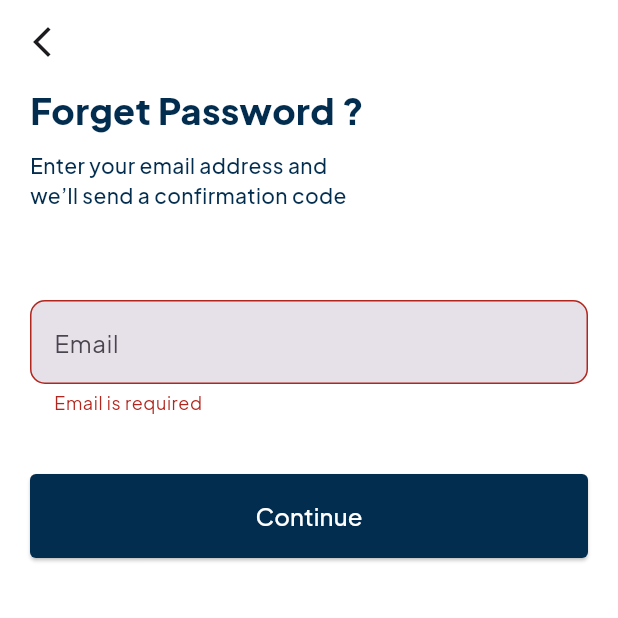
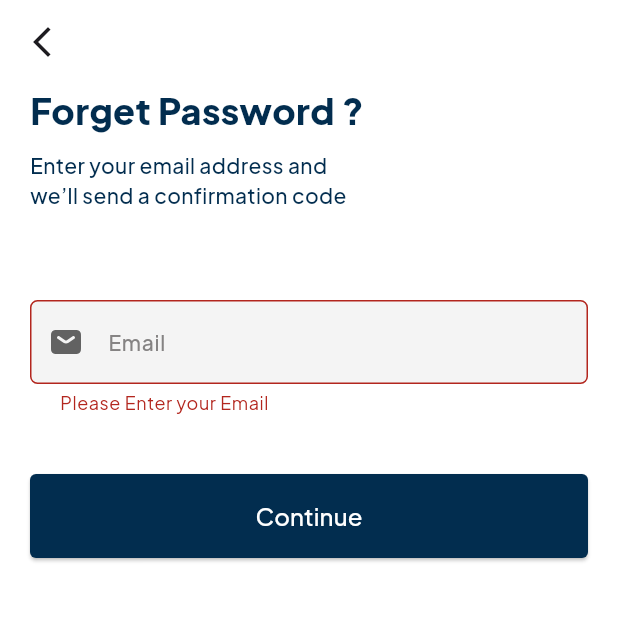
Before and after one commit to Ahmedmo1910/E-Learning---Virtual-Labs, a Flutter app: the ForgetPasswordScreen screen opened by its route, after a tap on "Continue", on a phone screen of 412 x 824 dp, the top half of it. Run offline on Flutter 3.47's test engine with Material 3 defaults, Android fonts, the phone set to English and light mode, and no system bars; drawn by our look-alikes of modal_progress_hud_nsn; our stand-ins replace bloc, chewie, dio, dots_indicator, flutter_bloc, flutter_rating_bar and 8 more; accounts and stored records are empty.

Commit message:
Refactor authentication flow and UI components for reset password feature; add loading animations and state management with Cubit

```diff
--- a/lib/core/widgets/custom_button.dart
+++ b/lib/core/widgets/custom_button.dart
@@ -5,7 +5,7 @@ import 'package:flutter/material.dart';
 
 class MainButton extends StatelessWidget {
   final String? text;
-  final Future<void> Function()? onTap;
+  final VoidCallback? onTap;
   final bool hasCircularBorder;
   final Widget? child;
 
--- /dev/null
+++ b/lib/core/widgets/custom_progress_hud.dart
@@ -0,0 +1,28 @@
+import 'package:flutter/material.dart';
+import 'package:lottie/lottie.dart';
+import 'package:modal_progress_hud_nsn/modal_progress_hud_nsn.dart';
+
+
+class CustomProgressHud extends StatelessWidget {
+  const CustomProgressHud({
+    super.key,
+    required this.isLoading,
+    required this.child,
+  });
+
+  final bool isLoading;
+  final Widget child;
+
+  @override
+  Widget build(BuildContext context) {
+    return ModalProgressHUD(
+      inAsyncCall: isLoading,
+      progressIndicator: Lottie.asset(
+        'assets/animations/loading.json',
+        width: 250,
+        height: 250,
+      ),
+      child: child,
+    );
+  }
+}
--- a/lib/features/auth/cubit/auth_cubit.dart
+++ b/lib/features/auth/cubit/auth_cubit.dart
@@ -87,7 +87,7 @@ class AuthCubit extends Cubit<AuthState> {
     emit(AuthLoading());
     final response = await _authRepo.resetPassword(
       email: email,
-      newpassword: newpassword,
+      newPassword: newpassword,
       resetToken: resetToken,
     );
     if (response["success"] == true) {
--- a/lib/features/auth/data/auth_repo.dart
+++ b/lib/features/auth/data/auth_repo.dart
@@ -121,13 +121,13 @@ class AuthRepo {
 
   Future<dynamic> resetPassword({
     required String email,
-    required String newpassword,
+    required String newPassword,
     required String resetToken,
   }) async {
     try {
       final responce = await _dioClient.dio.post(
         '/api/Auth/password/reset',
-        data: {'email': email, 'newpassword': newpassword, 'token': resetToken},
+        data: {'email': email, 'newpassword': newPassword, 'token': resetToken},
       );
       return responce.data;
     } on DioException catch (e) {
--- /dev/null
+++ b/lib/features/auth/forget_password/presentation/cubit/reset_password_state.dart
@@ -0,0 +1,18 @@
+part of 'reset_password_cubit.dart';
+
+sealed class ResetPasswordState {}
+
+final class ResetPasswordInitial extends ResetPasswordState {}
+
+class ResetPasswordLoading extends ResetPasswordState {}
+
+class OtpSent extends ResetPasswordState {}
+
+class OtpVerified extends ResetPasswordState {}
+
+class ResetPasswordSuccess extends ResetPasswordState {}
+
+class ResetPasswordFailure extends ResetPasswordState {
+  final String errorMsg;
+  ResetPasswordFailure(this.errorMsg);
+}
--- a/lib/features/auth/forget_password/presentation/views/forget_password_screen.dart
+++ b/lib/features/auth/forget_password/presentation/views/forget_password_screen.dart
@@ -1,6 +1,9 @@
 import 'package:e_learning/core/widgets/custom_app_bar.dart';
+import 'package:e_learning/features/auth/data/auth_repo.dart';
+import 'package:e_learning/features/auth/forget_password/presentation/cubit/reset_password_cubit.dart';
 import 'package:flutter/material.dart';
-import 'widgets/forget_password_screen_body.dart';
+import 'package:flutter_bloc/flutter_bloc.dart';
+import 'widgets/forget_password_bloc_consumer.dart';
 
 class ForgetPasswordScreen extends StatelessWidget {
   static const String routeName = 'forgetPasswordScreen';
@@ -8,9 +11,12 @@ class ForgetPasswordScreen extends StatelessWidget {
 
   @override
   Widget build(BuildContext context) {
-    return Scaffold(
-      appBar: customAppBar(context),
-      body: ForgetPasswordScreenBody(),
+    return BlocProvider(
+      create: (context) => ResetPasswordCubit(AuthRepo()),
+      child: Scaffold(
+        appBar: customAppBar(context),
+        body: ForgetPasswordBlocConsumer(),
+      ),
     );
   }
 }
--- /dev/null
+++ b/lib/features/auth/forget_password/presentation/views/widgets/forget_password_bloc_consumer.dart
@@ -0,0 +1,63 @@
+import 'package:e_learning/core/widgets/custom_progress_hud.dart';
+import 'package:e_learning/core/widgets/snack_bar_helper.dart';
+import 'package:flutter/material.dart';
+import '../../cubit/reset_password_cubit.dart';
+import 'forget_password_screen_body.dart';
+import 'package:flutter_bloc/flutter_bloc.dart';
+import 'otp_dialog.dart';
+import 'reset_password_dialog.dart';
+
+class ForgetPasswordBlocConsumer extends StatelessWidget {
+  const ForgetPasswordBlocConsumer({super.key});
+
+  @override
+  Widget build(BuildContext context) {
+    return BlocConsumer<ResetPasswordCubit, ResetPasswordState>(
+      listener: (context, state) {
+        if (state is OtpSent) {
+          showDialog(
+            context: context,
+            barrierDismissible: false,
+            builder: (_) => BlocProvider.value(
+              value: context.read<ResetPasswordCubit>(),
+              child: OtpDialog(),
+            ),
+          );
+        }
+
+        if (state is OtpVerified) {
+          Navigator.pop(context);
+          showDialog(
+            context: context,
+            barrierDismissible: false,
+            builder: (_) => BlocProvider.value(
+              value: context.read<ResetPasswordCubit>(),
+              child: ResetPasswordDialog(),
+            ),
+          );
+        }
+
+        if (state is ResetPasswordSuccess) {
+          Navigator.pop(context);
+          Navigator.pop(context);
+          SnackBarHelper.showSnackBar(
+            context,
+            'Password reset successfully',
+            Colors.green,
+          );
+        }
+
+        if (state is ResetPasswordFailure) {
+          SnackBarHelper.showSnackBar(context, state.errorMsg, Colors.red);
+        }
+      },
+
+      builder: (context, state) {
+        return CustomProgressHud(
+          isLoading: state is ResetPasswordLoading,
+          child: ForgetPasswordScreenBody(),
+        );
+      },
+    );
+  }
+}
--- a/lib/features/auth/forget_password/presentation/views/widgets/forget_password_screen_body.dart
+++ b/lib/features/auth/forget_password/presentation/views/widgets/forget_password_screen_body.dart
@@ -1,26 +1,20 @@
-import 'package:e_learning/core/widgets/auth_header_widget.dart';
-import 'package:e_learning/core/widgets/custom_button.dart';
-import 'package:e_learning/features/auth/cubit/auth_cubit.dart';
-import 'package:e_learning/features/auth/cubit/auth_state.dart';
-import 'package:e_learning/features/auth/presentation/auth_ui_actions.dart';
 import 'package:flutter/material.dart';
 import 'package:flutter_bloc/flutter_bloc.dart';
+import 'package:flutter_svg/flutter_svg.dart';
+import 'package:e_learning/features/auth/forget_password/presentation/cubit/reset_password_cubit.dart';
+import 'package:e_learning/core/widgets/auth_header_widget.dart';
+import 'package:e_learning/core/widgets/custom_text_form_field.dart';
+import 'package:e_learning/core/widgets/custom_button.dart';
 
-class ForgetPasswordScreenBody extends StatefulWidget {
-  const ForgetPasswordScreenBody({super.key});
+class ForgetPasswordScreenBody extends StatelessWidget {
+  ForgetPasswordScreenBody({super.key});
+
+  final _formKey = GlobalKey<FormState>();
+  late String email;
 
   @override
-  State<ForgetPasswordScreenBody> createState() =>
-      _ForgetPasswordScreenBodyState();
-}
-
-class _ForgetPasswordScreenBodyState extends State<ForgetPasswordScreenBody> {
-  final _formKey = GlobalKey<FormState>();
-  String email = "";
-  @override
   Widget build(BuildContext context) {
-     final auth = context.watch<AuthCubit>();
-      final state = auth.state;
+    final cubit = context.read<ResetPasswordCubit>();
     return Padding(
       padding: const EdgeInsets.symmetric(horizontal: 20.0),
       child: SingleChildScrollView(
@@ -37,36 +31,13 @@ class _ForgetPasswordScreenBodyState extends State<ForgetPasswordScreenBody> {
             SizedBox(height: 30),
             Form(
               key: _formKey,
-              child: TextFormField(
-                decoration: InputDecoration(
-                  filled: true,
-
-                  hintText: "Email",
-                  border: OutlineInputBorder(
-                    borderSide: BorderSide(color: Colors.grey.shade400),
-                    borderRadius: BorderRadius.circular(10),
-                  ),
-                  enabledBorder: OutlineInputBorder(
-                    borderSide: BorderSide(color: Colors.grey.shade400),
-                    borderRadius: BorderRadius.circular(10),
-                  ),
-                  disabledBorder: OutlineInputBorder(
-                    borderSide: BorderSide(color: Colors.grey.shade400),
-                    borderRadius: BorderRadius.circular(10),
-                  ),
-                  focusedBorder: OutlineInputBorder(
-                    borderSide: BorderSide(color: Colors.grey.shade400),
-                    borderRadius: BorderRadius.circular(10),
-                  ),
+              child: CustomTextFormField(
+                hintText: "Email",
+                onSaved: (val) => email = val!.trim(),
+                prefixIcon: SvgPicture.asset(
+                  'assets/icons/email.svg',
+                  fit: BoxFit.scaleDown,
                 ),
-                validator: (val) {
-                  if (val == null || val.isEmpty) return "Email is required";
-
-                  if (!val.contains("@")) return "Enter valid email";
-
-                  return null;
-                },
-                onSaved: (val) => email = val!.trim(),
               ),
             ),
             SizedBox(height: 40),
@@ -75,22 +46,16 @@ class _ForgetPasswordScreenBodyState extends State<ForgetPasswordScreenBody> {
             MainButton(
               text: 'Continue',
               hasCircularBorder: true,
-              onTap: state is AuthLoading? null : _sendResetOtp,
-              child: state is AuthLoading
-                  ? CircularProgressIndicator(color: Colors.white)
-                  : const Text("Send OTP"),
+              onTap: () {
+                if (!_formKey.currentState!.validate()) return;
+                _formKey.currentState!.save();
+                cubit.setEmail(email);
+                cubit.sendResetOtp();
+              },
             ),
           ],
         ),
       ),
     );
   }
-
-  Future<void> _sendResetOtp() async {
-    if (!_formKey.currentState!.validate()) {
-      return;
-    }
-    _formKey.currentState!.save();
-    await AuthUiActions.sendResetOtp(context: context, email: email);
-  }
 }
--- a/pubspec.yaml
+++ b/pubspec.yaml
@@ -44,6 +44,9 @@ dependencies:
   flutter_rating_bar: ^4.0.1
   dio: ^5.9.0
   provider: ^6.1.5+1
+  lottie: ^3.3.2
+  modal_progress_hud_nsn: ^0.5.1
+  pinput: ^6.0.1
 
 dev_dependencies:
 
@@ -70,6 +73,7 @@ flutter:
   assets:
     - assets/images/
     - assets/icons/
+    - assets/animations/
 
   # An image asset can refer to one or more resolution-specific "variants", see
   # https://flutter.dev/to/resolution-aware-images
```
Also changed, not shown: assets/animations/loading.json (added, +1 -0 lines), lib/features/auth/forget_password/presentation/cubit/reset_password_cubit.dart (added, +58 -0 lines), lib/features/auth/forget_password/presentation/views/widgets/otp_dialog.dart (added, +92 -0 lines), lib/features/auth/forget_password/presentation/views/widgets/reset_password_dialog.dart (added, +78 -0 lines), lib/features/auth/presentation/auth_ui_actions.dart (+4 -6 lines), lib/features/auth/sign_in/presentation/cubit/signin_cubit.dart (added, +21 -0 lines), lib/features/auth/sign_in/presentation/cubit/signin_state.dart (added, +14 -0 lines), lib/features/auth/sign_in/presentation/views/signin_screen.dart (+7 -3 lines), lib/features/auth/sign_in/presentation/views/widgets/signin_screen_body.dart (+15 -36 lines), lib/features/auth/sign_in/presentation/views/widgets/signin_screen_body_bloc_consumer.dart (added, +36 -0 lines), lib/main.dart (+3 -6 lines), pubspec.lock.
